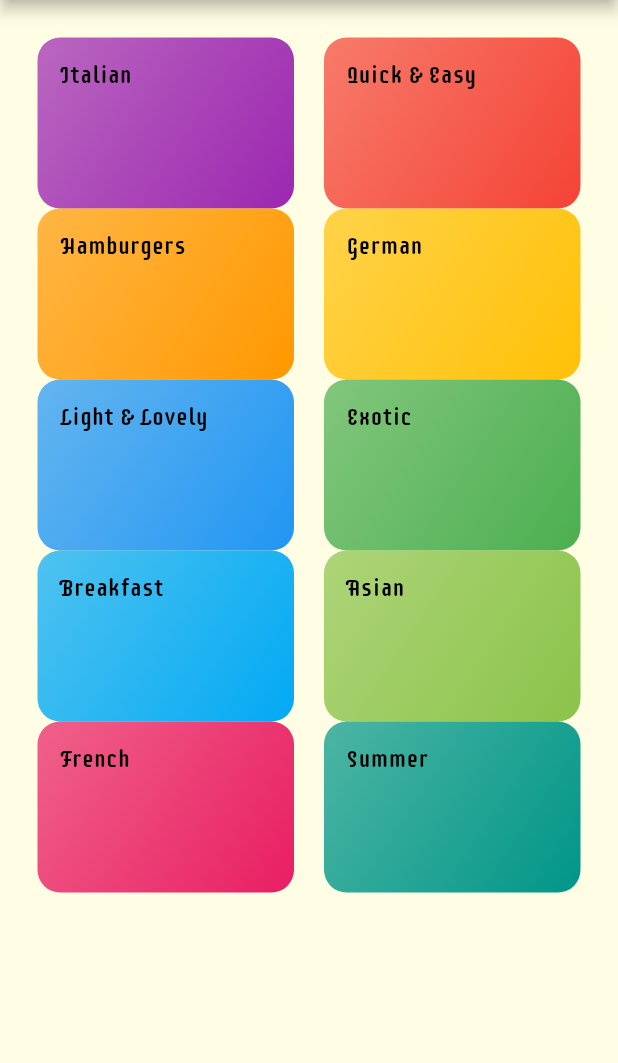
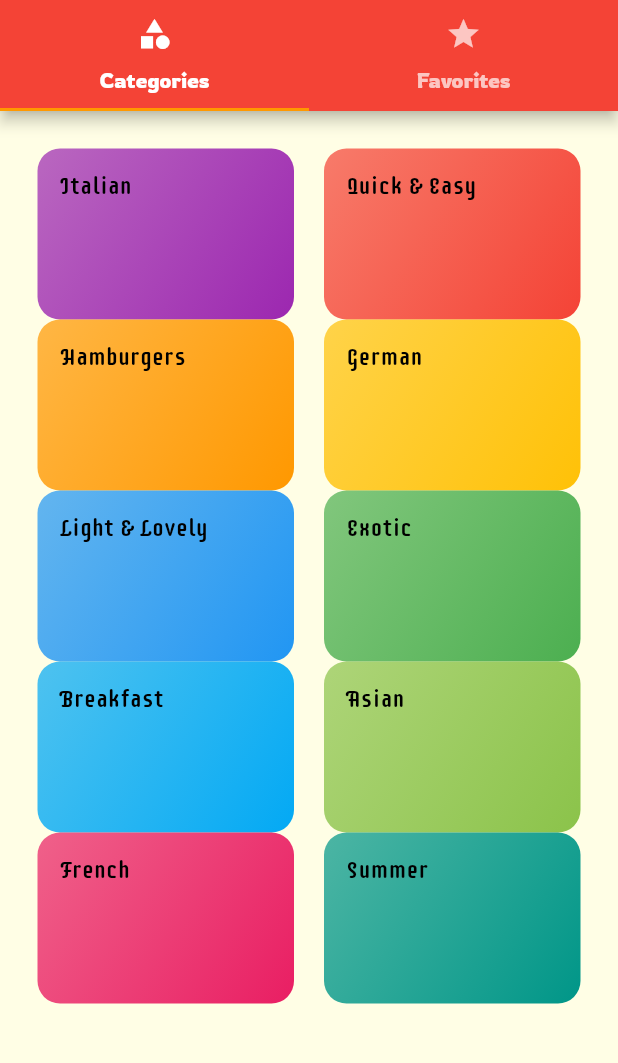
Before and after one commit to anaselhajjaji/learn-flutter, a Flutter app: the screen it shows after launch, on a phone screen of 412 x 824 dp, the part 84-1147 px from its top. Run offline on Flutter 3.47's test engine with Material 2 defaults, Android fonts, the phone set to English and light mode, and no system bars.

Commit message:
adds tabs

```diff
--- a/meals_app/lib/main.dart
+++ b/meals_app/lib/main.dart
@@ -1,5 +1,6 @@
 import 'package:flutter/material.dart';
 
+import './screens/tabs_screen.dart';
 import './screens/meal_detail_screen.dart';
 import './screens/category_meals_screen.dart';
 import './screens/categories_screen.dart';
@@ -43,7 +44,7 @@ class MyApp extends StatelessWidget {
       initialRoute:
           '/', //TODO if we want to change the initial route url, default is: '/'
       routes: {
-        '/': (ctx) => const CategoriesScreen(),
+        '/': (ctx) => const TabsScreen(),
         CategoryMealsScreen.routeName: (ctx) => CategoryMealsScreen(),
         MealDetailScreen.routeName: (ctx) => const MealDetailScreen(),
       },
--- a/meals_app/lib/screens/categories_screen.dart
+++ b/meals_app/lib/screens/categories_screen.dart
@@ -8,11 +8,7 @@ class CategoriesScreen extends StatelessWidget {
 
   @override
   Widget build(BuildContext context) {
-    return Scaffold(
-      appBar: AppBar(
-        title: const Text('Best Meals App'),
-      ),
-      body: GridView(
+    return GridView(
       padding: const EdgeInsets.all(25),
       children: Category.getDummyCategories().map(
         (category) {
@@ -28,7 +24,6 @@ class CategoriesScreen extends StatelessWidget {
         childAspectRatio: 3 / 2,
         crossAxisSpacing: 20,
       ),
-      ),
     );
   }
 }
--- /dev/null
+++ b/meals_app/lib/screens/favorites_screen.dart
@@ -0,0 +1,10 @@
+import 'package:flutter/material.dart';
+
+class FavoritesScreen extends StatelessWidget {
+  const FavoritesScreen({Key? key}) : super(key: key);
+
+  @override
+  Widget build(BuildContext context) {
+    return Center(child: Text('Favorites'));
+  }
+}
--- /dev/null
+++ b/meals_app/lib/screens/tabs_screen.dart
@@ -0,0 +1,44 @@
+import 'package:flutter/material.dart';
+import 'package:meals_app/screens/favorites_screen.dart';
+
+import './categories_screen.dart';
+
+class TabsScreen extends StatefulWidget {
+  const TabsScreen({Key? key}) : super(key: key);
+
+  @override
+  _TabsScreenState createState() => _TabsScreenState();
+}
+
+class _TabsScreenState extends State<TabsScreen> {
+  @override
+  Widget build(BuildContext context) {
+    //TODO build tabs using flutter
+    return DefaultTabController(
+      length: 2,
+      child: Scaffold(
+        appBar: AppBar(
+          title: const Text('Best Meals App'),
+          bottom: const TabBar(tabs: [
+            Tab(
+              icon: Icon(
+                Icons.category,
+              ),
+              text: 'Categories',
+            ),
+            Tab(
+              icon: Icon(
+                Icons.star,
+              ),
+              text: 'Favorites',
+            ),
+          ]),
+        ),
+        body: const TabBarView(children: [
+          CategoriesScreen(),
+          FavoritesScreen(),
+        ]),
+      ),
+    );
+  }
+}
```
Lines whose indentation alone changed are shown as unchanged.
